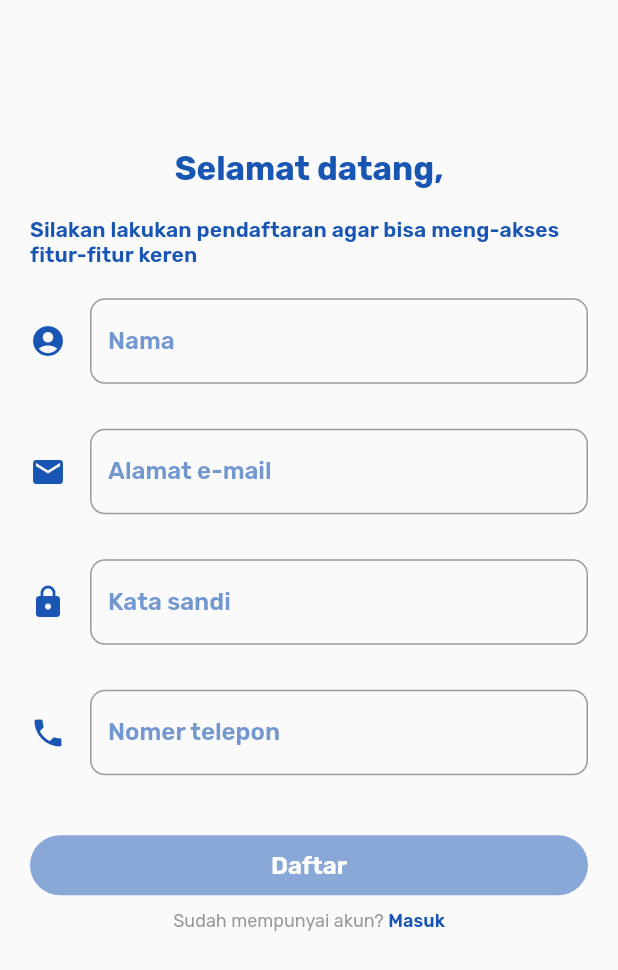
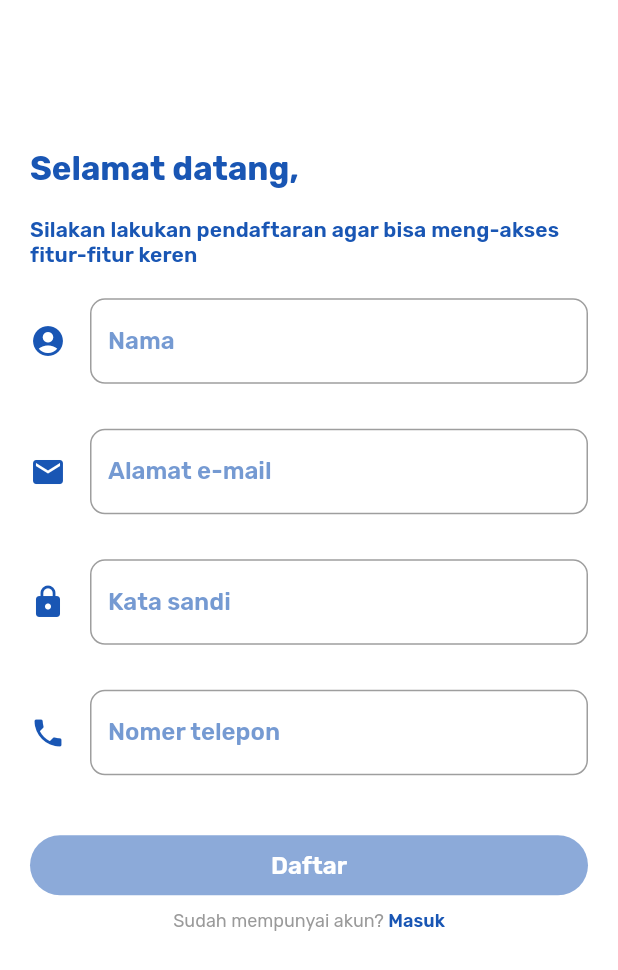
Before and after one commit to s-pos/mobile-app, a Flutter app: the RegisterScreen screen opened by its route, on a phone screen of 412 x 824 dp. Shown: the top 970 px of the screen. Run offline on Flutter 3.47's test engine with Material 2 defaults, Android fonts, the phone set to English and light mode, and no system bars; our stand-ins replace another_flushbar, dio, firebase_core, firebase_dynamic_links, firebase_messaging, firebase_remote_config and 9 more; accounts and stored records are empty; generated files the repository leaves out were written again; statements that could not run were skipped; project files that could hold a hidden picture were left out.

Commit message:
fix height screen on register and verification

```diff
--- a/lib/ui/auth/register/register_screen.dart
+++ b/lib/ui/auth/register/register_screen.dart
@@ -72,7 +72,7 @@ class _RegisterScreenState extends State<RegisterScreen> {
 
     return Scaffold(
       backgroundColor: AppColors.white,
-      body: Material(
+      body: SingleChildScrollView(
         child: Stack(
           children: <Widget>[
             Column(
@@ -80,13 +80,16 @@ class _RegisterScreenState extends State<RegisterScreen> {
                 SizedBox(
                   height: size.height * .12,
                 ),
-                SingleChildScrollView(
-                  scrollDirection: Axis.vertical,
-                  child: Padding(
-                    padding: const EdgeInsets.symmetric(
-                      horizontal: Dimens.defaultPadding,
-                    ),
+                Padding(
+                  padding: const EdgeInsets.symmetric(
+                    horizontal: Dimens.defaultPadding,
+                  ),
+                  child: ConstrainedBox(
+                    constraints: const BoxConstraints(minHeight: 400),
                     child: Column(
+                      mainAxisSize: MainAxisSize.max,
+                      mainAxisAlignment: MainAxisAlignment.start,
+                      crossAxisAlignment: CrossAxisAlignment.stretch,
                       children: <Widget>[
                         Text(
                           localizations.translate("register_title")!,
@@ -175,9 +178,12 @@ class _RegisterScreenState extends State<RegisterScreen> {
             ),
             Observer(
               builder: (context) {
-                return Visibility(
-                  child: const CustomProgressIndicatorWidget(),
-                  visible: _register.loading,
+                return SizedBox(
+                  height: 600,
+                  child: Visibility(
+                    child: const CustomProgressIndicatorWidget(),
+                    visible: _register.loading,
+                  ),
                 );
               },
             ),
--- a/lib/ui/auth/verification/verification_screen.dart
+++ b/lib/ui/auth/verification/verification_screen.dart
@@ -95,7 +95,7 @@ class _VerificationScreenState extends State<VerificationScreen> {
                   mainAxisAlignment: MainAxisAlignment.center,
                   children: <Widget>[
                     const SizedBox(
-                      height: Dimens.defaultHeight * 3,
+                      height: Dimens.defaultHeight * 2,
                     ),
                     Padding(
                       padding: const EdgeInsets.symmetric(
```
